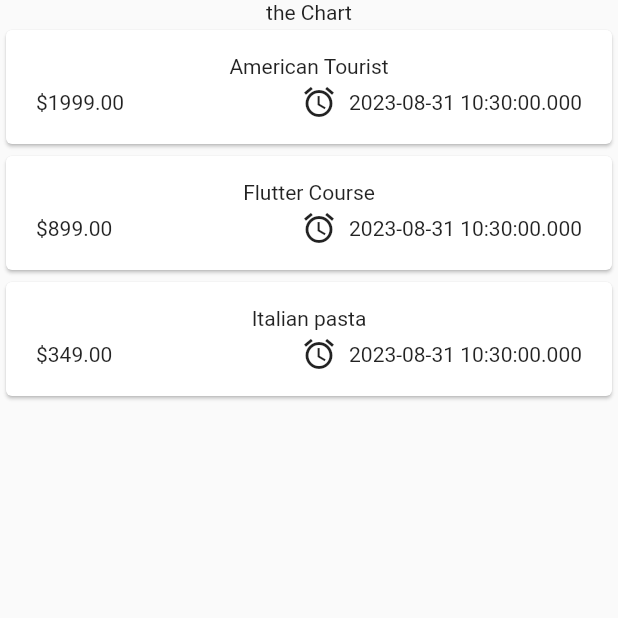
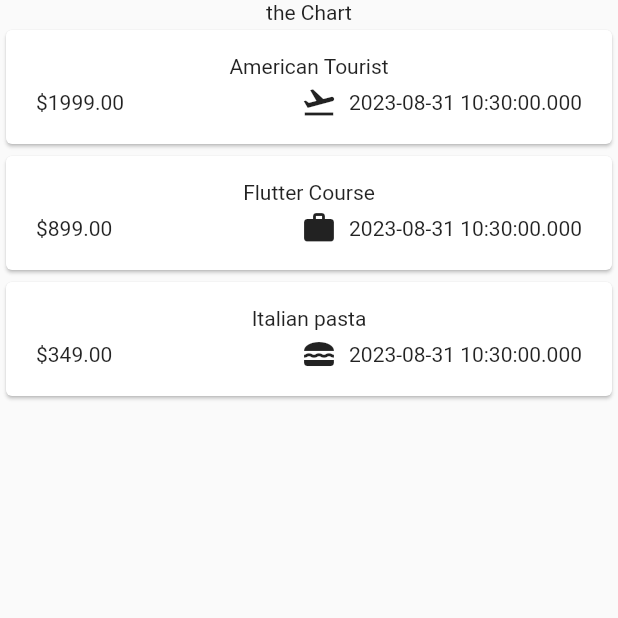
Before and after one commit to Sridhare29/ExpenseApp, a Flutter app: the screen it shows after launch, on a phone screen of 412 x 824 dp, the top half of it. Run offline on Flutter 3.47's test engine with Material 2 defaults, Android fonts, the phone set to English and light mode, and no system bars.

Commit message:
Icon dynamic

```diff
--- a/lib/models/expense_model.dart
+++ b/lib/models/expense_model.dart
@@ -1,8 +1,20 @@
 
+import 'package:flutter/material.dart';
+import 'package:intl/intl.dart';
 import 'package:uuid/uuid.dart';
 
+final formatter = DateFormat.yMd();
+
+final uuid = Uuid();
+
 enum Category {food, travel, leisure, work}
-final uuid = Uuid();
+
+const CategoryIcons ={
+  Category.food : Icons.lunch_dining,
+  Category.travel : Icons.flight_takeoff,
+  Category.leisure : Icons.movie,
+  Category.work : Icons.work,
+};
 
 class Expense{
   Expense({required this.title, required this.amount, required this.date, required this.category}) : id = uuid.v4();
@@ -12,4 +24,9 @@ class Expense{
   final double amount;
   final DateTime date;
   final Category category;
+
+  String get formattedDate{
+     return formatter.format(date);
+  }
+
 }
--- a/lib/widgets/expenses_list/expenses_item.dart
+++ b/lib/widgets/expenses_list/expenses_item.dart
@@ -20,7 +20,7 @@ final Expense expense;
                 const Spacer(),
                 Row(
                   children: [
-                    const Icon(Icons.alarm),
+                    Icon(CategoryIcons[expense.category]),
                     const SizedBox(width: 8,),
                     Text(expense.date.toString()),
                   ],
--- a/pubspec.yaml
+++ b/pubspec.yaml
@@ -36,6 +36,7 @@ dependencies:
   # Use with the CupertinoIcons class for iOS style icons.
   cupertino_icons: ^1.0.2
   uuid: ^3.0.7
+  intl: ^0.18.1
 
 dev_dependencies:
   flutter_test:
```
Also changed, not shown: pubspec.lock.
